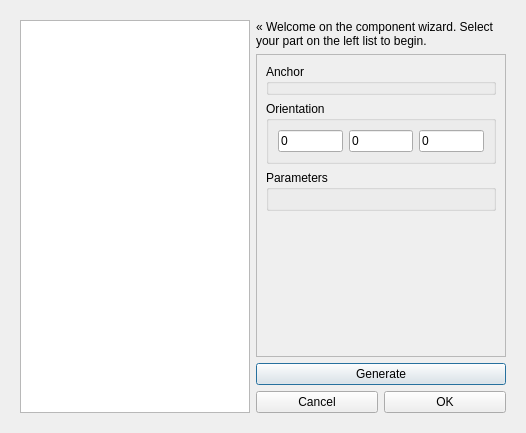
This is gui/ComponentWizard.ui in RhobanProject/MetabotStudio as Qt 5 draws it before an edit. The edited form follows.
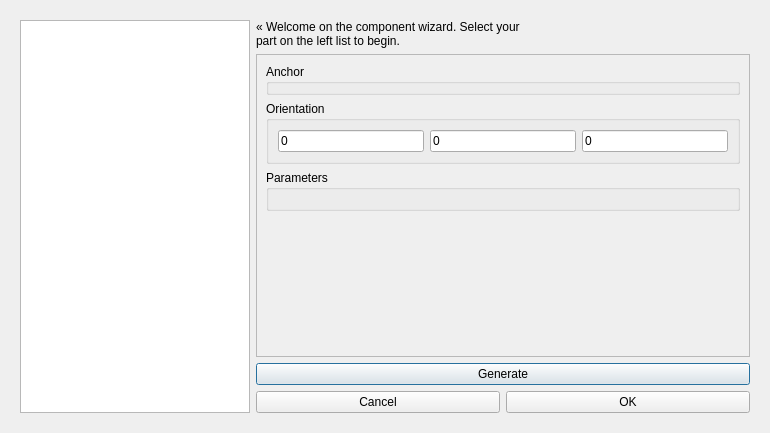
This is the edited form. Icons and pictures are not drawn.

Commit message: Adding spidey logo as window icon

Patch:
```diff
--- a/gui/ComponentWizard.ui
+++ b/gui/ComponentWizard.ui
@@ -6,7 +6,7 @@
    <rect>
     <x>0</x>
     <y>0</y>
-    <width>526</width>
+    <width>770</width>
     <height>433</height>
    </rect>
   </property>
@@ -94,8 +94,8 @@
             <rect>
              <x>0</x>
              <y>0</y>
-             <width>250</width>
-             <height>268</height>
+             <width>494</width>
+             <height>285</height>
             </rect>
            </property>
            <layout class="QVBoxLayout" name="verticalLayout_2">
```
Left out of the diff: 8 changed lines with no effect on the pictures. The commit also changes 5 other files.
